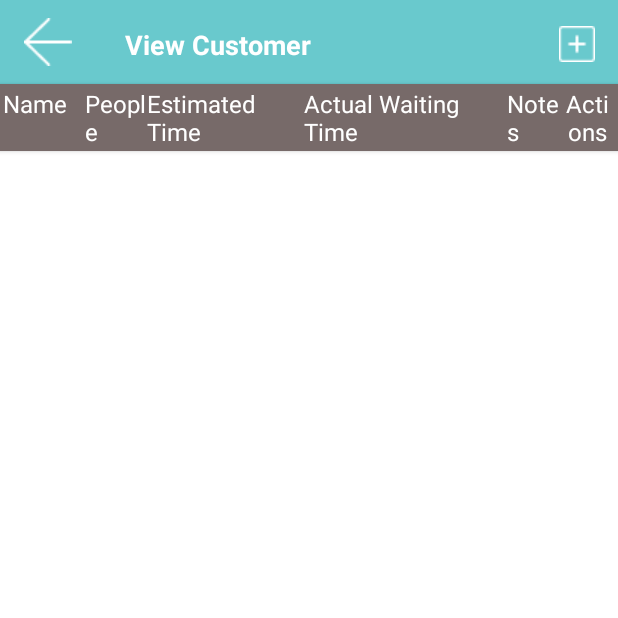
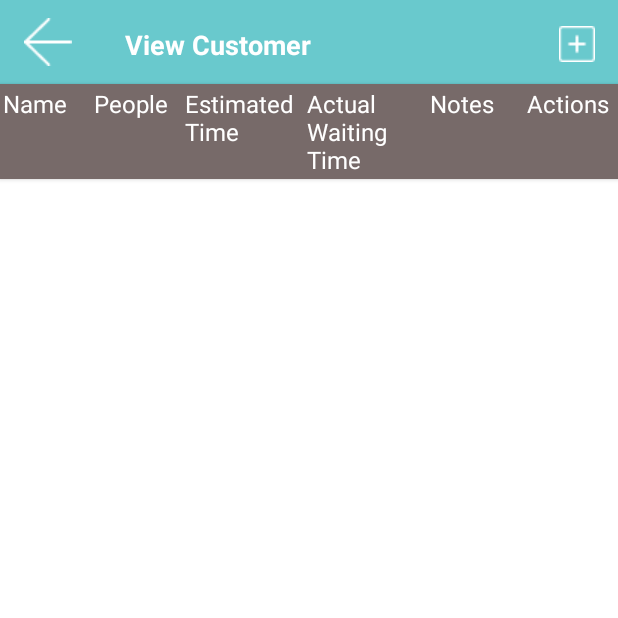
Before and after one commit to Motishjain/WaitingList_Manager, an Android app: the ViewWaitingCustomersActivity screen opened directly, with no data from a screen before it, on a phone screen of 412 x 824 dp, the top half of it. Run offline under Robolectric (Android 15) with nearby library versions, the phone set to English and light mode, and no system bars.

Commit message:
general fixes

```diff
--- a/app/src/main/java/com/example/admin/waitinglist/AddWaitingCustomerActivity.java
+++ b/app/src/main/java/com/example/admin/waitinglist/AddWaitingCustomerActivity.java
@@ -57,7 +57,7 @@ public class AddWaitingCustomerActivity extends OrmLiteBaseActivity<DBHelper> {
         numberPicker = new MaterialNumberPicker.Builder(getApplicationContext())
                 .minValue(1)
                 .maxValue(200)
-                .defaultValue(1)
+                .defaultValue(10)
                 .textColor(Color.WHITE).
                         backgroundColor(getResources().getColor(R.color.PrimaryColor)).
                         separatorColor(getResources().getColor(R.color.white))
--- a/app/src/main/java/com/example/admin/waitinglist/WaitingCustomersAdapter.java
+++ b/app/src/main/java/com/example/admin/waitinglist/WaitingCustomersAdapter.java
@@ -141,8 +141,12 @@ public class WaitingCustomersAdapter extends RecyclerView.Adapter<RecyclerView.V
                     String newTotalWaitingTime = String.valueOf(Long.parseLong(currentWaitingCustomer.getTotalWaitingTime()) + 1);
                     currentWaitingCustomer.setTotalWaitingTime(newTotalWaitingTime);
                     try {
-                        if (Integer.parseInt(newTotalWaitingTime) > Integer.parseInt(currentWaitingCustomer.getEstWaitingTime()) && !currentWaitingCustomer.isDelayed()) {
+                        if (Integer.parseInt(newTotalWaitingTime) > Integer.parseInt(currentWaitingCustomer.getEstWaitingTime()) && (!currentWaitingCustomer.isNotified() && !currentWaitingCustomer.isConfirmed() && !currentWaitingCustomer.isDelayed())) {
                             recordHolder.getWaitingCustomerItemLayout().setBackgroundColor(Color.RED);
+                            UpdateBuilder<com.example.admin.database.WaitingCustomer, Integer> updateBuilder = waitingCustomerDao.updateBuilder();
+                            updateBuilder.where().eq("id", currentWaitingCustomer.getId());
+                            updateBuilder.updateColumnValue("delayed", true);
+                            updateBuilder.update();
                             currentWaitingCustomer.setDelayed(true);
                         }
                     }
--- a/app/src/main/res/layout/activity_add_waiting_customer.xml
+++ b/app/src/main/res/layout/activity_add_waiting_customer.xml
@@ -106,13 +106,14 @@
                 android:layout_height="wrap_content"
                 android:hint="Special Notes"
                 android:inputType="text"
-                android:maxLength="3"
+                android:maxLength="100"
                 android:textColor="@color/PrimaryColor" />
         </android.support.design.widget.TextInputLayout>
 
         <LinearLayout
             android:layout_width="match_parent"
             android:layout_height="wrap_content"
+            android:layout_below="@id/inputNotesLayout"
             android:layout_alignParentBottom="true"
             android:weightSum="2">
 
--- a/app/src/main/res/layout/activity_view_waiting_customers.xml
+++ b/app/src/main/res/layout/activity_view_waiting_customers.xml
@@ -51,14 +51,6 @@
         </RelativeLayout>
     </android.support.v7.widget.Toolbar>
 
-    <!--<TableLayout
-        android:layout_width="fill_parent"
-        android:layout_height="fill_parent"
-        android:orientation="horizontal"
-        android:layout_marginTop="73dp"
-        android:id="@+id/waitingCustomersTable">
-
-    </TableLayout>-->
     <android.support.v7.widget.CardView
         android:id="@+id/title_bar"
         android:layout_width="match_parent"
@@ -74,62 +66,63 @@
     <LinearLayout
         android:layout_width="match_parent"
         android:layout_height="wrap_content"
-        android:weightSum="7"
+        android:weightSum="100"
         android:paddingTop="2dp"
         android:paddingBottom="2dp"
         >
         <TextView
-            android:layout_width="wrap_content"
-            android:layout_height="wrap_content"
-            android:text="Name     "
+            android:layout_width="0dp"
+            android:layout_height="match_parent"
+            android:text="Name"
             android:layout_marginLeft="2dp"
             android:textSize="16sp"
-            android:layout_weight="1"
+            android:layout_weight="15"
             android:textColor="#fff"
             android:fontFamily="sans-serif"
             />
         <TextView
-            android:layout_width="wrap_content"
+            android:layout_width="0dp"
             android:layout_height="wrap_content"
             android:text="People"
-            android:layout_weight="1"
+            android:layout_weight="15"
+            android:width="0dp"
             android:textSize="16sp"
             android:textColor="#fff"
             android:fontFamily="sans-serif"
             />
         <TextView
-            android:layout_width="wrap_content"
+            android:layout_width="0dp"
             android:layout_height="wrap_content"
             android:text="Estimated Time"
-            android:layout_weight="1"
+            android:layout_weight="20"
             android:textSize="16sp"
             android:textColor="#fff"
             android:fontFamily="sans-serif"
             />
         <TextView
-            android:layout_width="wrap_content"
+            android:layout_width="0dp"
             android:layout_height="wrap_content"
             android:text="Actual Waiting Time"
-            android:layout_weight="1"
+            android:layout_weight="20"
             android:textSize="16sp"
             android:textColor="#fff"
             android:fontFamily="sans-serif"
             />
         <TextView
-            android:layout_width="wrap_content"
+            android:layout_width="0dp"
             android:layout_height="wrap_content"
             android:text="Notes"
-            android:layout_weight="1"
+            android:layout_weight="15"
             android:textSize="16sp"
             android:textColor="#fff"
             android:fontFamily="sans-serif"
             />
         <TextView
-            android:layout_width="wrap_content"
+            android:layout_width="0dp"
             android:layout_height="wrap_content"
             android:text="Actions"
             android:gravity="center"
-            android:layout_weight="2"
+            android:layout_weight="15"
             android:textSize="16sp"
             android:textColor="#fff"
             android:layout_marginRight="2dp"
--- a/app/src/main/res/layout/number_picker.xml
+++ b/app/src/main/res/layout/number_picker.xml
@@ -1,5 +1,10 @@
 <?xml version="1.0" encoding="utf-8"?>
 <LinearLayout xmlns:android="http://schemas.android.com/apk/res/android"
     android:layout_width="match_parent" android:layout_height="match_parent">
+    <biz.kasual.materialnumberpicker.MaterialNumberPicker
+        android:layout_width="match_parent"
 
+        android:layout_height="match_parent">
+
+    </biz.kasual.materialnumberpicker.MaterialNumberPicker>
 </LinearLayout>
--- a/app/src/main/res/raw/ormlite_config.txt
+++ b/app/src/main/res/raw/ormlite_config.txt
@@ -1,5 +1,5 @@
 #
-# generated on 2016/02/22 11:45:03
+# generated on 2016/02/26 09:36:38
 #
 # --table-start--
 dataClass=com.example.admin.database.WaitingCustomer
```
Also changed, not shown: app/src/main/java/com/example/admin/database/WaitingCustomer.java (+16 -16 lines), app/src/main/res/layout/waiting_customer_item.xml (+13 -12 lines).
